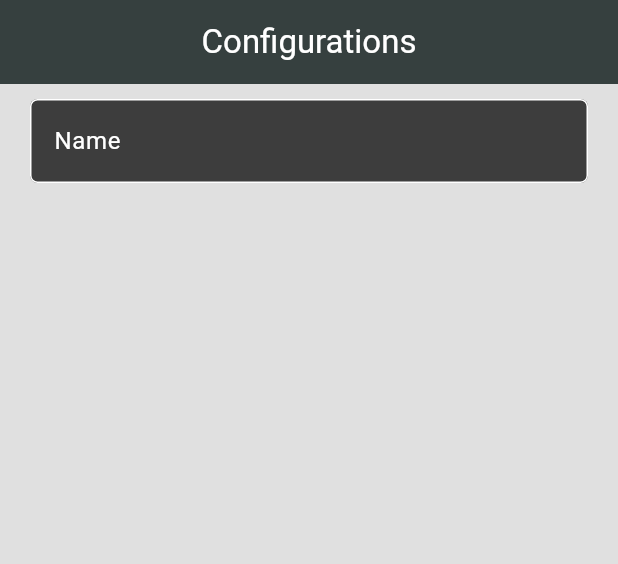
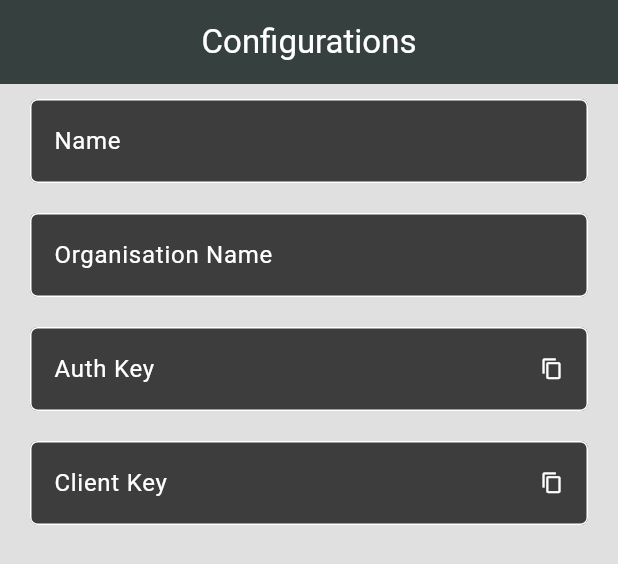
Before and after one commit to sinhapaurush/vakyavahan_flutter, a Flutter app: the ConfigScreen widget shown alone on an empty page, opened directly, on a phone screen of 412 x 824 dp. Shown: the top 564 px of the screen. Run offline on Flutter 3.47's test engine with Material 3 defaults, Android fonts, the phone set to English and light mode, and no system bars; our stand-ins replace device_info_plus, shared_preferences; accounts and stored records are empty.

Commit message:
New Screens

```diff
--- a/lib/methods/server.dart
+++ b/lib/methods/server.dart
@@ -57,6 +57,8 @@ Future<bool> newAccountRequest(String name, String org) async {
     SharedPreferences sp = await SharedPreferences.getInstance();
     sp.setString("auth", response['authtoken']);
     sp.setString("client", response['clienttoken']);
+    sp.setString("username", name);
+    sp.setString("org", org);
     return true;
   }
   return false;
--- a/lib/screens/main/config.dart
+++ b/lib/screens/main/config.dart
@@ -1,7 +1,43 @@
+// ignore_for_file: prefer_const_constructors
+
 import 'package:flutter/material.dart';
+import 'package:shared_preferences/shared_preferences.dart';
+import 'package:vakyavahan/widget/simpletextbox.dart';
 
-class ConfigScreen extends StatelessWidget {
+class ConfigScreen extends StatefulWidget {
   const ConfigScreen({super.key});
+
+  @override
+  State<ConfigScreen> createState() => _ConfigScreenState();
+}
+
+class _ConfigScreenState extends State<ConfigScreen> {
+  TextEditingController nameController = TextEditingController();
+
+  TextEditingController orgController = TextEditingController();
+
+  TextEditingController authKeyController = TextEditingController();
+
+  TextEditingController clientKeyController = TextEditingController();
+
+  Future<void> fetchValuesFromSharedPrefs() async {
+    SharedPreferences sp = await SharedPreferences.getInstance();
+    String name = sp.getString("username")!;
+    String org = sp.getString("org")!;
+    String authToken = sp.getString("auth")!;
+    String clientToken = sp.getString("client")!;
+
+    nameController.text = name;
+    orgController.text = org;
+    authKeyController.text = authToken;
+    clientKeyController.text = clientToken;
+  }
+
+  @override
+  void initState() {
+    super.initState();
+    fetchValuesFromSharedPrefs();
+  }
 
   @override
   Widget build(BuildContext context) {
@@ -12,29 +48,18 @@ class ConfigScreen extends StatelessWidget {
           title: const Text("Configurations"),
           centerTitle: true,
         ),
-        Padding(
-          padding: EdgeInsets.symmetric(vertical: 10, horizontal: 20),
-          child: TextField(
-            decoration: InputDecoration(
-              filled: true,
-              fillColor: const Color.fromARGB(255, 61, 61, 61),
-              enabledBorder: OutlineInputBorder(
-                borderRadius: BorderRadius.circular(5),
-                borderSide: BorderSide(
-                  color: Colors.white,
-                ),
-              ),
-              labelStyle: TextStyle(color: Colors.white),
-              focusedBorder: OutlineInputBorder(
-                borderRadius: BorderRadius.circular(5),
-                borderSide: BorderSide(
-                  color: Colors.white,
-                ),
-              ),
-              label: Text("Name"),
-            ),
-          ),
-        )
+        Simpletextbox(label: "Name", controller: nameController),
+        Simpletextbox(label: "Organisation Name", controller: orgController),
+        Simpletextbox(
+          label: "Auth Key",
+          controller: authKeyController,
+          readOnly: true,
+        ),
+        Simpletextbox(
+          label: "Client Key",
+          controller: clientKeyController,
+          readOnly: true,
+        ),
       ],
     );
   }
--- /dev/null
+++ b/lib/widget/simpletextbox.dart
@@ -0,0 +1,74 @@
+import 'package:flutter/material.dart';
+import 'package:flutter/services.dart';
+
+class Simpletextbox extends StatefulWidget {
+  final String label;
+  final TextEditingController controller;
+  final bool? readOnly;
+
+  const Simpletextbox({
+    super.key,
+    required this.label,
+    required this.controller,
+    this.readOnly,
+  });
+
+  @override
+  State<Simpletextbox> createState() => _SimpletextboxState();
+}
+
+class _SimpletextboxState extends State<Simpletextbox> {
+  bool copied = false;
+  void copyString(String stringToCopy) async {
+    await Clipboard.setData(ClipboardData(text: stringToCopy));
+    setState(() {
+      copied = true;
+    });
+  }
+
+  @override
+  Widget build(BuildContext context) {
+    return Padding(
+      padding: const EdgeInsets.symmetric(vertical: 10, horizontal: 20),
+      child: TextField(
+        readOnly: widget.readOnly ?? false,
+        controller: widget.controller,
+        // enabled: !(widget.readOnly ?? false),
+        decoration: InputDecoration(
+          suffixIcon: widget.readOnly == true
+              ? InkWell(
+                  onTap: () => copyString(widget.controller.value.text),
+                  child: Icon(
+                    copied == true ? Icons.done : Icons.copy,
+                    size: 15,
+                  ),
+                )
+              : null,
+          suffixIconColor: Colors.white,
+          filled: true,
+          fillColor: const Color.fromARGB(255, 61, 61, 61),
+          enabledBorder: OutlineInputBorder(
+            borderRadius: BorderRadius.circular(5),
+            borderSide: const BorderSide(
+              color: Colors.white,
+            ),
+          ),
+          labelStyle: const TextStyle(color: Colors.white),
+          focusedBorder: OutlineInputBorder(
+            borderRadius: BorderRadius.circular(5),
+            borderSide: const BorderSide(
+              color: Colors.white,
+            ),
+          ),
+          disabledBorder: OutlineInputBorder(
+            borderRadius: BorderRadius.circular(5),
+            borderSide: const BorderSide(
+              color: Colors.white,
+            ),
+          ),
+          label: Text(widget.label),
+        ),
+      ),
+    );
+  }
+}
--- a/pubspec.yaml
+++ b/pubspec.yaml
@@ -38,6 +38,7 @@ dependencies:
   shared_preferences: ^2.2.3
   http: ^1.2.0
   device_info_plus: ^9.1.2
+  url_launcher: ^6.3.0
 
 dev_dependencies:
   flutter_test:
```
Also changed, not shown: lib/screens/home.dart (+9 -7 lines), lib/screens/main/donate.dart (added, +56 -0 lines), lib/screens/register.dart (+29 -1 lines), pubspec.lock, 5 other files.
